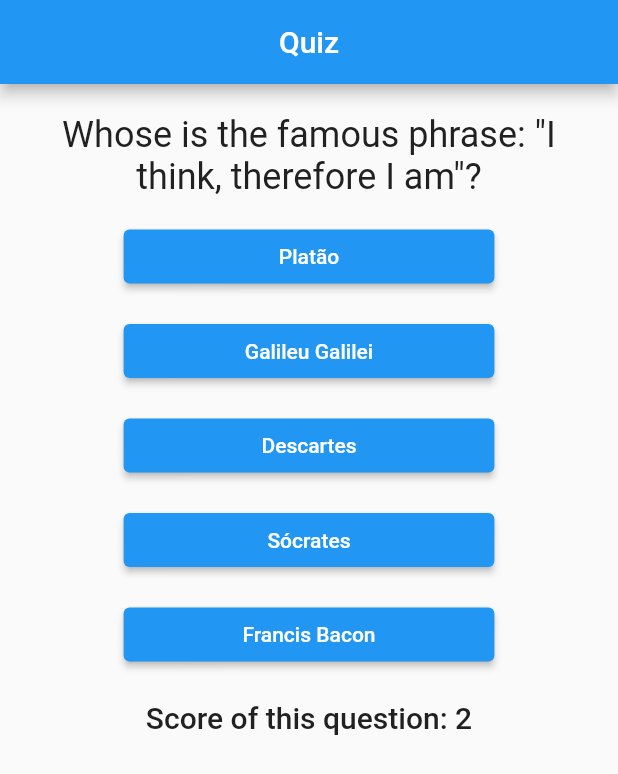
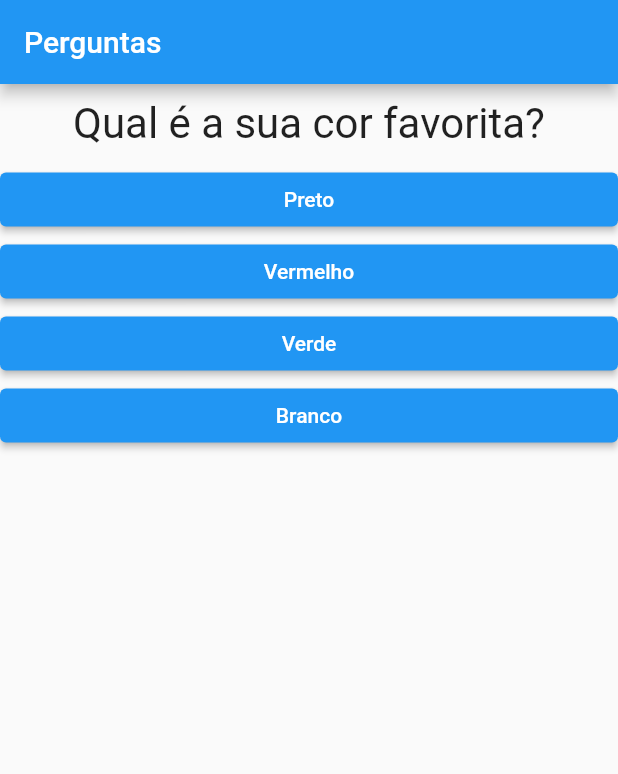
Before and after one commit to scastrodev/simple_quiz, a Flutter app: the screen it shows after launch, on a phone screen of 412 x 824 dp. Shown: the top 774 px of the screen. Run offline on Flutter 3.47's test engine with Material 2 defaults, Android fonts, the phone set to English and light mode, and no system bars.

Commit message:
Project done!

```diff
--- a/lib/answer.dart
+++ /dev/null
@@ -1,22 +0,0 @@
-import 'package:flutter/material.dart';
-
-class Answer extends StatelessWidget {
-  const Answer({required this.text, required this.handleClick, Key? key}) : super(key: key);
-
-  final String text;
-  final VoidCallback handleClick;
-
-  @override
-  Widget build(BuildContext context) {
-    var screenSize = MediaQuery.of(context).size;
-
-    return Padding(
-      padding: const EdgeInsets.only(top: 15),
-      child: ElevatedButton(
-        onPressed: handleClick,
-        child: Text(text),
-        style: ElevatedButton.styleFrom(fixedSize: Size(screenSize.width * 0.6, screenSize.height * 0.04)),
-      ),
-    );
-  }
-}
--- a/lib/main.dart
+++ b/lib/main.dart
@@ -1,86 +1,83 @@
 import 'package:flutter/material.dart';
-import 'package:simple_quiz/questionnaire.dart';
-import 'questions.dart';
-import 'package:simple_quiz/result.dart';
+import './questionario.dart';
+import './resultado.dart';
 
-void main() => runApp(const QuizApp());
+main() => runApp(new PerguntaApp());
 
-class QuizApp extends StatelessWidget {
-  const QuizApp({Key? key}) : super(key: key);
+class _PerguntaAppState extends State<PerguntaApp> {
+  var _perguntaSelecionada = 0;
+  var _pontuacaoTotal = 0;
+  final _perguntas = const [
+    {
+      'texto': 'Qual é a sua cor favorita?',
+      'respostas': [
+        {'texto': 'Preto', 'pontuacao': 10},
+        {'texto': 'Vermelho', 'pontuacao': 5},
+        {'texto': 'Verde', 'pontuacao': 3},
+        {'texto': 'Branco', 'pontuacao': 1},
+      ],
+    },
+    {
+      'texto': 'Qual é o seu animal favorito?',
+      'respostas': [
+        {'texto': 'Coelho', 'pontuacao': 10},
+        {'texto': 'Cobra', 'pontuacao': 5},
+        {'texto': 'Elefante', 'pontuacao': 3},
+        {'texto': 'Leão', 'pontuacao': 1},
+      ],
+    },
+    {
+      'texto': 'Qual é o seu instrutor favorito?',
+      'respostas': [
+        {'texto': 'Leo', 'pontuacao': 10},
+        {'texto': 'Maria', 'pontuacao': 5},
+        {'texto': 'João', 'pontuacao': 3},
+        {'texto': 'Pedro', 'pontuacao': 1},
+      ],
+    }
+  ];
+
+  void _responder(int pontuacao) {
+    if (temPerguntaSelecionada) {
+      setState(() {
+        _perguntaSelecionada++;
+        _pontuacaoTotal += pontuacao;
+      });
+    }
+  }
+
+  void _reiniciarQuestionario() {
+    setState(() {
+      _perguntaSelecionada = 0;
+      _pontuacaoTotal = 0;
+    });
+  }
+
+  bool get temPerguntaSelecionada {
+    return _perguntaSelecionada < _perguntas.length;
+  }
 
   @override
   Widget build(BuildContext context) {
     return MaterialApp(
-      home: const HomePage(),
-      theme: ThemeData(
-        textTheme: Theme.of(context).textTheme.apply(
-              bodyColor: Colors.grey[900],
-              displayColor: Colors.grey[900],
-            ),
+      home: Scaffold(
+        appBar: AppBar(
+          title: Text('Perguntas'),
+        ),
+        body: temPerguntaSelecionada
+            ? Questionario(
+                perguntas: _perguntas,
+                perguntaSelecionada: _perguntaSelecionada,
+                quandoResponder: _responder,
+              )
+            : Resultado(_pontuacaoTotal, _reiniciarQuestionario),
       ),
-      debugShowCheckedModeBanner: false,
     );
   }
 }
 
-class HomePage extends StatefulWidget {
-  const HomePage({Key? key}) : super(key: key);
-
-  @override
-  _HomePageState createState() => _HomePageState();
-}
-
-class _HomePageState extends State<HomePage> {
-  var _selectedQuestion = 0;
-
-  List<Widget> answers = [];
-
-  get isQuestionAvailable => _selectedQuestion < questions.length;
-
-  int _totalScore = 0;
-
-  void _onAnswer(bool isCorrect, int questionScore) {
-    if (isQuestionAvailable) {
-      setState(() {
-        _selectedQuestion++;
-      });
-    }
-    if (isCorrect) {
-      _totalScore += questionScore;
-    }
-
-    debugPrint('$_totalScore');
-  }
-
-  void _resetQuestions() {
-    setState(() {
-      _selectedQuestion = 0;
-      _totalScore = 0;
-    });
-  }
-
-  @override
-  Widget build(BuildContext context) {
-    return Scaffold(
-      appBar: AppBar(title: const Text('Quiz'), centerTitle: true),
-      body: SizedBox.expand(
-        child: isQuestionAvailable
-            ? Column(
-                children: [
-                  Questionnaire(
-                    selectedQuestion: _selectedQuestion,
-                    onAnswer: _onAnswer,
-                  ),
-                  const SizedBox(height: 20),
-                  Text(
-                    'Score of this question: ${questions.elementAt(_selectedQuestion)['questionScore']}',
-                    style: Theme.of(context).textTheme.headline6,
-                    textAlign: TextAlign.center,
-                  ),
-                ],
-              )
-            : Result(resetQuestions: _resetQuestions, totalScore: _totalScore),
-      ),
-    );
+class PerguntaApp extends StatefulWidget {
+  _PerguntaAppState createState() {
+    return _PerguntaAppState();
   }
 }
--- /dev/null
+++ b/lib/questao.dart
@@ -0,0 +1,20 @@
+import 'package:flutter/material.dart';
+
+class Questao extends StatelessWidget {
+  final String texto;
+
+  Questao(this.texto);
+
+  @override
+  Widget build(BuildContext context) {
+    return Container(
+      width: double.infinity,
+      margin: EdgeInsets.all(10),
+      child: Text(
+        texto,
+        style: TextStyle(fontSize: 28),
+        textAlign: TextAlign.center,
+      ),
+    );
+  }
+}
--- a/lib/question.dart
+++ /dev/null
@@ -1,19 +0,0 @@
-import 'package:flutter/material.dart';
-
-class Question extends StatelessWidget {
-  const Question(this.title, {Key? key}) : super(key: key);
-
-  final String title;
-
-  @override
-  Widget build(BuildContext context) {
-    return SizedBox(
-      width: MediaQuery.of(context).size.width * 0.8,
-      child: Column(
-        children: [
-          Text(title, style: Theme.of(context).textTheme.headline5, textAlign: TextAlign.center),
-        ],
-      ),
-    );
-  }
-}
--- /dev/null
+++ b/lib/questionario.dart
@@ -0,0 +1,38 @@
+import 'package:flutter/material.dart';
+import './questao.dart';
+import './resposta.dart';
+
+class Questionario extends StatelessWidget {
+  final List<Map<String, Object>> perguntas;
+  final int perguntaSelecionada;
+  final void Function(int) quandoResponder;
+
+  Questionario({
+    required this.perguntas,
+    required this.perguntaSelecionada,
+    required this.quandoResponder,
+  });
+
+  bool get temPerguntaSelecionada {
+    return perguntaSelecionada < perguntas.length;
+  }
+
+  @override
+  Widget build(BuildContext context) {
+    List<Map<String, Object>> respostas = temPerguntaSelecionada
+        ? perguntas[perguntaSelecionada].cast()['respostas']
+        : [];
+
+    return Column(
+      children: <Widget>[
+        Questao(perguntas[perguntaSelecionada]['texto'].toString()),
+        ...respostas.map((resp) {
+          return Resposta(
+            resp['texto'].toString(),
+            () => quandoResponder(int.parse(resp['pontuacao'].toString())),
+          );
+        }).toList(),
+      ],
+    );
+  }
+}
--- a/lib/questionnaire.dart
+++ /dev/null
@@ -1,38 +0,0 @@
-import 'package:flutter/material.dart';
-import 'package:simple_quiz/answer.dart';
-import 'package:simple_quiz/question.dart';
-import 'questions.dart';
-
-class Questionnaire extends StatelessWidget {
-  const Questionnaire({
-    required this.selectedQuestion,
-    required this.onAnswer,
-    Key? key,
-  }) : super(key: key);
-
-  final int selectedQuestion;
-  final void Function(bool, int) onAnswer;
-
-  @override
-  Widget build(BuildContext context) {
-    return Container(
-      margin: const EdgeInsets.only(top: 20),
-      child: Column(
-        children: [
-          Question('${questions.elementAt(selectedQuestion)['text']}'),
-          ...questions
-              .elementAt(selectedQuestion)
-              .cast()['answers']
-              .map((answer) => Answer(
-                    text: answer['value'],
-                    handleClick: () => onAnswer(
-                      answer['isCorrect'],
-                      questions.elementAt(selectedQuestion)['questionScore'] as int,
-                    ),
-                  ))
-              .toList()
-        ],
-      ),
-    );
-  }
-}
--- a/lib/questions.dart
+++ /dev/null
@@ -1,57 +0,0 @@
-const questions = [
-  {
-    'text': 'Whose is the famous phrase: "I think, therefore I am"?',
-    'questionScore': 2,
-    'answers': [
-      {'value': 'Platão', 'isCorrect': false},
-      {'value': 'Galileu Galilei', 'isCorrect': false},
-      {'value': 'Descartes', 'isCorrect': true},
-      {'value': 'Sócrates', 'isCorrect': false},
-      {'value': 'Francis Bacon', 'isCorrect': false},
-    ],
-  },
-  {
-    'text': 'Which the mountain highest of world?',
-    'questionScore': 1,
-    'answers': [
-      {'value': 'Mauna Kea', 'isCorrect': false},
-      {'value': 'Dhaulagiri', 'isCorrect': false},
-      {'value': 'Monte Chimborazo', 'isCorrect': false},
-      {'value': 'Monte Everest', 'isCorrect': true},
-      {'value': 'Pico da Neblina', 'isCorrect': false},
-    ]
-  },
-  {
-    'text': 'Where is the invention of the eletric shower from?',
-    'questionScore': 3,
-    'answers': [
-      {'value': 'France', 'isCorrect': false},
-      {'value': 'England', 'isCorrect': false},
-      {'value': 'Brazil', 'isCorrect': true},
-      {'value': 'Australia', 'isCorrect': false},
-      {'value': 'Italy', 'isCorrect': false},
-    ]
-  },
-  {
-    'text': 'How much time the sunlight takes to arrive the earth?',
-    'questionScore': 2,
-    'answers': [
-      {'value': '12 minutes', 'isCorrect': false},
-      {'value': '1 day', 'isCorrect': false},
-      {'value': '12 hours', 'isCorrect': false},
-      {'value': '8 minutes', 'isCorrect': true},
-      {'value': 'seconds', 'isCorrect': false},
-    ]
-  },
-  {
-    'text': 'What substance is absorbed by plants and expired by for all living beings?',
-    'questionScore': 2,
-    'answers': [
-      {'value': 'The oxygen', 'isCorrect': false},
-      {'value': 'The nitrogen', 'isCorrect': false},
-      {'value': 'The sodium nitrate', 'isCorrect': false},
-      {'value': 'The iron dioxide', 'isCorrect': false},
-      {'value': 'The carbon dioxide', 'isCorrect': true},
-    ]
-  },
-];
--- /dev/null
+++ b/lib/resposta.dart
@@ -0,0 +1,27 @@
+import 'package:flutter/material.dart';
+
+class Resposta extends StatelessWidget {
+  final String texto;
+  final void Function() quandoSelecionado;
+
+  Resposta(this.texto, this.quandoSelecionado);
+
+  @override
+  Widget build(BuildContext context) {
+    return Container(
+      width: double.infinity,
+      child: ElevatedButton(
+        style: ElevatedButton.styleFrom(
+          primary: Colors.blue,
+        ),
+        child: Text(
+          texto,
+          style: TextStyle(
+            color: Colors.white,
+          ),
+        ),
+        onPressed: quandoSelecionado,
+      ),
+    );
+  }
+}
--- a/lib/result.dart
+++ /dev/null
@@ -1,40 +0,0 @@
-import 'package:flutter/material.dart';
-import 'package:simple_quiz/answer.dart';
-
-class Result extends StatelessWidget {
-  const Result({
-    required this.resetQuestions,
-    required this.totalScore,
-    Key? key,
-  }) : super(key: key);
-
-  final VoidCallback resetQuestions;
-  final int totalScore;
-
-  get resultText {
-    late String text;
-
-    if (totalScore >= 6) {
-      text = 'Congratulations, you made it!';
-    } else {
-      text = 'Not was this time! Try again!';
-    }
-
-    return text;
-  }
-
-  @override
-  Widget build(BuildContext context) {
-    return Column(
-      mainAxisAlignment: MainAxisAlignment.center,
-      children: [
-        Text(resultText, style: Theme.of(context).textTheme.headline5),
-        Text('Your score was: $totalScore', style: Theme.of(context).textTheme.headline6),
-        Answer(
-          text: 'Restart',
-          handleClick: resetQuestions,
-        ),
-      ],
-    );
-  }
-}
--- /dev/null
+++ b/lib/resultado.dart
@@ -0,0 +1,45 @@
+import 'package:flutter/material.dart';
+
+class Resultado extends StatelessWidget {
+  final int pontuacao;
+  final void Function() quandoReiniciarQuestionario;
+
+  Resultado(this.pontuacao, this.quandoReiniciarQuestionario);
+
+  String get fraseResultado {
+    if (pontuacao < 8) {
+      return 'Parabéns!';
+    } else if (pontuacao < 12) {
+      return 'Você é bom!';
+    } else if (pontuacao < 16) {
+      return 'Impressionante!';
+    } else {
+      return 'Nível Jedi!';
+    }
+  }
+
+  @override
+  Widget build(BuildContext context) {
+    return Column(
+      mainAxisAlignment: MainAxisAlignment.center,
+      children: [
+        Center(
+          child: Text(
+            fraseResultado,
+            style: TextStyle(fontSize: 28),
+          ),
+        ),
+        TextButton(
+          child: Text(
+            'Reiniciar?',
+            style: TextStyle(
+              fontSize: 18,
+              color: Colors.blue,
+            ),
+          ),
+          onPressed: quandoReiniciarQuestionario,
+        )
+      ],
+    );
+  }
+}
```
